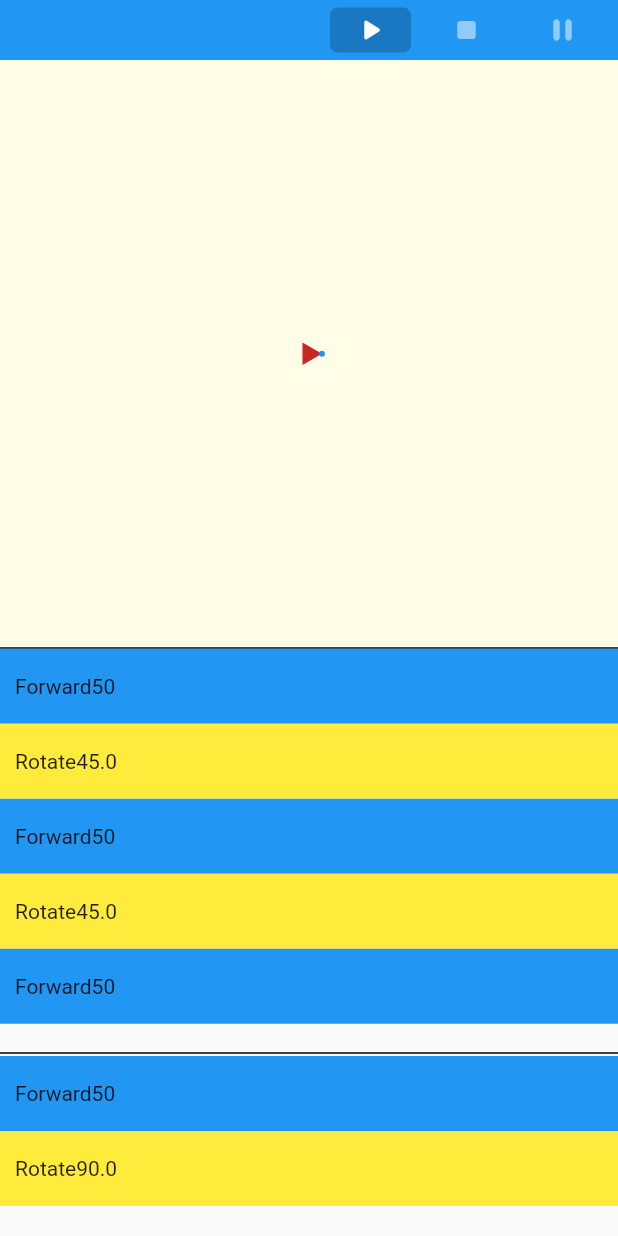
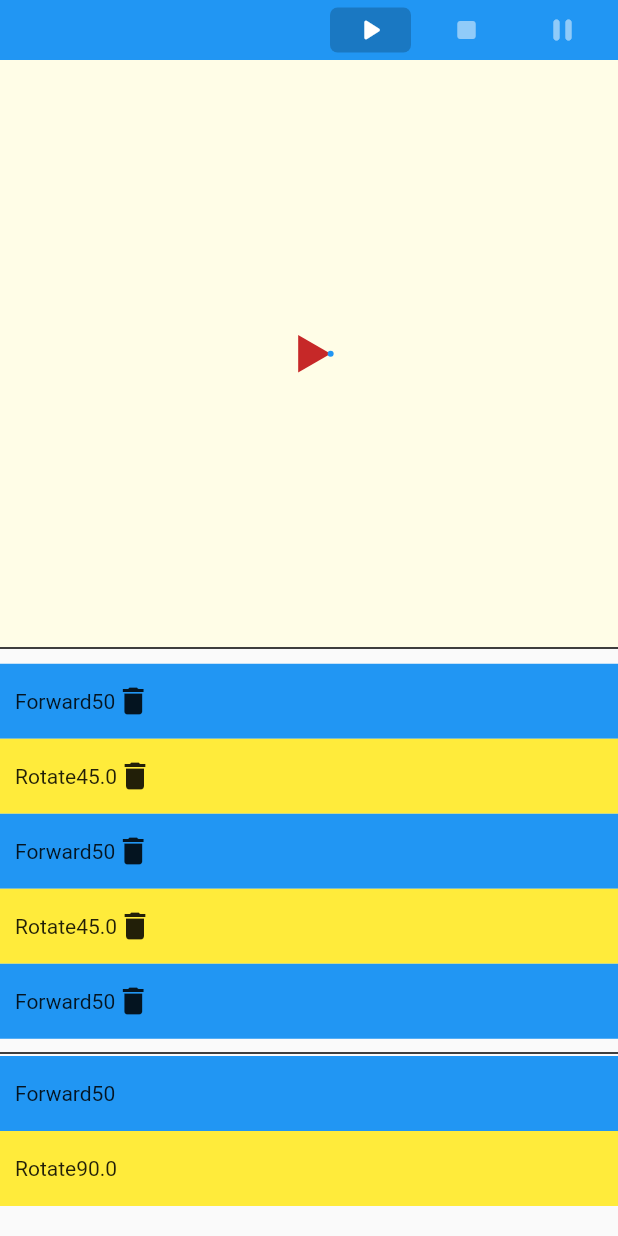
Before and after one commit to GiacomoPignoni/turtle_game, a Flutter app: the screen it shows after launch, on a phone screen of 412 x 824 dp. Run offline on Flutter 3.47's test engine with Material 2 defaults, Android fonts, the phone set to English and light mode, and no system bars.

Commit message:
Try to make something fancier

```diff
--- a/lib/models/command.dart
+++ b/lib/models/command.dart
@@ -4,6 +4,14 @@ class Command {
   static const Color color = Colors.white;
 
   const Command();
+
+  Color getColor() {
+    return color;
+  }
+
+  String getValueToShow() {
+    return "";
+  }
 }
 
 class Forward extends Command {
@@ -16,6 +24,16 @@ class Forward extends Command {
   @override
   String toString() {
     return "Forward";
+  }
+
+  @override
+  Color getColor() {
+    return color;
+  }
+
+  @override
+  String getValueToShow() {
+    return distance.toString();
   }
 }
 
@@ -30,4 +48,14 @@ class Rotate extends Command {
   String toString() {
     return "Rotate";
   }
+
+  @override
+  Color getColor() {
+    return color;
+  }
+
+  @override
+  String getValueToShow() {
+    return rotation.toString();
+  }
 }
--- a/lib/screens/main/main_screen.dart
+++ b/lib/screens/main/main_screen.dart
@@ -4,6 +4,7 @@ import 'package:turtle_game/screens/main/widgets/commands_container.dart';
 import 'package:turtle_game/screens/main/main_screen_state.dart';
 import 'package:turtle_game/screens/main/widgets/top_bar.dart';
 import 'package:turtle_game/utils/break_points.dart';
+import 'package:turtle_game/widgets/conditional_wrapper.dart';
 import 'package:turtle_game/widgets/turtle_canvas/turtle_canvas.dart';
 
 class MainScreen extends StatelessWidget {
@@ -35,10 +36,13 @@ class MainScreen extends StatelessWidget {
                               alignment: Alignment.center,
                             ),
                           ),
-                          isHorizontal
-                            ? const VerticalDivider(width: 1, color: Colors.black, thickness: 1)
-                            : const Divider(height: 1, color: Colors.black, thickness: 1),
-                          Flexible(
+                          if (isHorizontal)
+                            const VerticalDivider(width: 1, color: Colors.black, thickness: 1)
+                          else
+                            const Divider(height: 1, color: Colors.black, thickness: 1),
+                          ConditionalWrapper(
+                            condition: isHorizontal == false,
+                            wrapperBuilder: (context, child) => Flexible(child: child),
                             child: ConstrainedBox(
                               constraints: isHorizontal ? const BoxConstraints(maxWidth: 300, minWidth: 300) : const BoxConstraints(),
                               child: const CommandsContainer()
--- a/lib/screens/main/main_screen_state.dart
+++ b/lib/screens/main/main_screen_state.dart
@@ -47,6 +47,11 @@ class MainScreenState extends ChangeNotifier {
 
   insert(Command command, {int? index}) {
     commands.insert(index ?? commands.length, command);
+    notifyListeners();
+  }
+
+  remove(int index) {
+    commands.removeAt(index);
     notifyListeners();
   }
 
--- a/lib/screens/main/widgets/command_tile.dart
+++ b/lib/screens/main/widgets/command_tile.dart
@@ -1,5 +1,8 @@
 import 'package:flutter/material.dart';
+import 'package:provider/provider.dart';
 import 'package:turtle_game/models/command.dart';
+import 'package:turtle_game/screens/main/main_screen_state.dart';
+import 'package:turtle_game/widgets/button_icon.dart';
 
 class CommandTile extends StatelessWidget {
   final Command command;
@@ -17,6 +20,8 @@ class CommandTile extends StatelessWidget {
       index: index,
       child: CommandTileBody(
         command: command,
+        showTrash: true,
+        onTapTrash: () => Provider.of<MainScreenState>(context, listen: false).remove(index),
       )
     );
   }
@@ -24,10 +29,14 @@ class CommandTile extends StatelessWidget {
 
 class CommandTileBody extends StatelessWidget {
   final Command command;
+  final bool showTrash;
+  final Function()? onTapTrash;
 
   const CommandTileBody({
     Key? key,
-    required this.command
+    required this.command,
+    this.showTrash = false,
+    this.onTapTrash
   }) : super(key: key);
 
   @override
@@ -37,36 +46,20 @@ class CommandTileBody extends StatelessWidget {
       height: 50,
       padding: const EdgeInsets.symmetric(horizontal: 10),
       decoration: BoxDecoration(
-        color: _getColor(),
+        color: command.getColor(),
       ),
       child: Row(
         children: [
           Text(command.toString()),
-          Text(_getValueToShow()),
+          Text(command.getValueToShow()),
+          if(showTrash) ButtonIcon(
+            icon: const Icon(
+              Icons.delete
+            ),
+            onPressed: () => onTapTrash?.call()
+          )
         ],
       ),
     );
   }
-
-  String _getValueToShow() {
-    switch(command.runtimeType) {
-      case Forward:
-        return (command as Forward).distance.toString();
-      case Rotate:
-        return (command as Rotate).rotation.toString();
-      default:
-        return "";
-    }
-  }
-
-  Color _getColor() {
-    switch(command.runtimeType) {
-      case Forward:
-        return Forward.color;
-      case Rotate:
-        return Rotate.color;
-      default:
-        return Command.color;
-    }
-  }
 }
--- a/lib/screens/main/widgets/commands_container.dart
+++ b/lib/screens/main/widgets/commands_container.dart
@@ -31,13 +31,16 @@ class _CommandsContainerState extends State<CommandsContainer> {
                   child: CustomScrollView(
                     controller: _scrollController,
                     slivers : [
-                      SliverReorderableList(
+                      SliverPadding(
+                        padding: const EdgeInsets.symmetric(vertical: 10),
+                        sliver: SliverReorderableList(
                           onReorder: state.reorder,
                           itemCount: state.commands.length,
                           itemBuilder: (context, index) => CommandTile(
                             key: ValueKey(index),
                             index: index,
                             command: state.commands[index],
+                          ),
                         ),
                       ),
                     ]
--- a/lib/screens/main/widgets/top_bar.dart
+++ b/lib/screens/main/widgets/top_bar.dart
@@ -24,7 +24,7 @@ class TopBar extends StatelessWidget {
               const SizedBox(width: 10),
               TopBarButton(
                 icon: Icons.stop_rounded,
-                disabled: state.runningState != MainScreenRunningState.running,
+                disabled: state.runningState == MainScreenRunningState.stopped,
                 onPressed: state.stop,
               ),
               const SizedBox(width: 10),
@@ -70,7 +70,7 @@ class _TopBarButtonState extends State<TopBarButton> {
         onTapUp: widget.disabled ? null : (details) => setState(() => _isDown = false),
         onTapCancel: widget.disabled ? null : () => setState(() => _isDown = false),
         child: AnimatedContainer(
-          duration: const Duration(milliseconds: 100),
+          duration: const Duration(milliseconds: 200),
           height: 30,
           padding: const EdgeInsets.symmetric(horizontal: 15),
           decoration: BoxDecoration(
--- a/lib/utils/break_points.dart
+++ b/lib/utils/break_points.dart
@@ -1,7 +1,7 @@
 // ignore_for_file: constant_identifier_names
 
 class BreakPoints {
-  static const MIN_HORIZONTAL_WIDTH = 500;
+  static const MIN_HORIZONTAL_WIDTH = 750;
 
   static bool isHorizontal(double screenMaxWidth) {
     return screenMaxWidth > MIN_HORIZONTAL_WIDTH;
--- /dev/null
+++ b/lib/widgets/button_icon.dart
@@ -0,0 +1,23 @@
+import 'package:flutter/material.dart';
+
+class ButtonIcon extends StatelessWidget {
+  final Icon icon;
+  final Function() onPressed;
+
+  const ButtonIcon({
+    required this.icon,
+    required this.onPressed,
+    Key? key
+  }) : super(key: key);
+
+  @override
+  Widget build(BuildContext context) {
+    return MouseRegion(
+      cursor: SystemMouseCursors.click,
+      child: GestureDetector(
+        onTap: onPressed,
+        child: icon,
+      ),
+    );
+  }
+}
--- /dev/null
+++ b/lib/widgets/conditional_wrapper.dart
@@ -0,0 +1,23 @@
+import 'package:flutter/cupertino.dart';
+
+class ConditionalWrapper extends StatelessWidget {
+  final bool condition;
+  final Function(BuildContext context, Widget child) wrapperBuilder;
+  final Widget child;
+
+  const ConditionalWrapper({
+    required this.condition,
+    required this.wrapperBuilder,
+    required this.child,
+    Key? key
+  }) : super(key: key);
+
+  @override
+  Widget build(BuildContext context) {
+    if(condition) {
+      return wrapperBuilder(context, child);
+    }
+
+    return child;
+  }
+}
--- a/lib/widgets/turtle_canvas/turtle_canvas.dart
+++ b/lib/widgets/turtle_canvas/turtle_canvas.dart
@@ -5,10 +5,12 @@ import 'package:turtle_game/widgets/turtle_canvas/turtle_canvas_painter.dart';
 class TurtleCanvas extends StatefulWidget {
   final Alignment alignment;
   final TurtleCanvasController controller;
+  final double turtleDimension;
 
   const TurtleCanvas({
     Key? key,
     required this.controller,
+    this.turtleDimension = 25,
     this.alignment = Alignment.center,
   }) : super(key: key);
 
@@ -36,6 +38,7 @@ class TurtleCanvasState extends State<TurtleCanvas> with SingleTickerProviderSta
               builder: (context, drawModel, child) {
                 return CustomPaint(
                   painter: TurtleCanvasPainter(
+                    turtleDimension: widget.turtleDimension,
                     animationProgress:  widget.controller.painterAnimation.value,
                     alignment: widget.alignment,
                     pathToDraw: drawModel.pathToDraw,
--- a/lib/widgets/turtle_canvas/turtle_canvas_painter.dart
+++ b/lib/widgets/turtle_canvas/turtle_canvas_painter.dart
@@ -10,15 +10,17 @@ class TurtleCanvasPainter extends CustomPainter {
   final double toTurtleAngle;
   final Offset turtlePosition;
   final Alignment alignment;
+  final double turtleDimension;
 
   TurtleCanvasPainter({
     required this.animationProgress,
     required this.pathToDraw,
-    this.lineToAnimate,
     required this.turtleAngle,
     required this.toTurtleAngle,
     required this.turtlePosition,
-    required this.alignment
+    required this.alignment,
+    required this.turtleDimension,
+    this.lineToAnimate
   });
 
   @override
@@ -66,9 +68,7 @@ class TurtleCanvasPainter extends CustomPainter {
     final frontPointPaint = Paint()
       ..color = Colors.blue;
 
-    const turtleDimension = 15;
     final radius = turtleDimension / sqrt(3);
-
     final frontPoint = Offset(radius * cos(radianAngle) + position.dx, radius * sin(radianAngle) + position.dy);
     final path = Path()
       ..moveTo(frontPoint.dx, frontPoint.dy)
```
Lines whose indentation alone changed are shown as unchanged.
